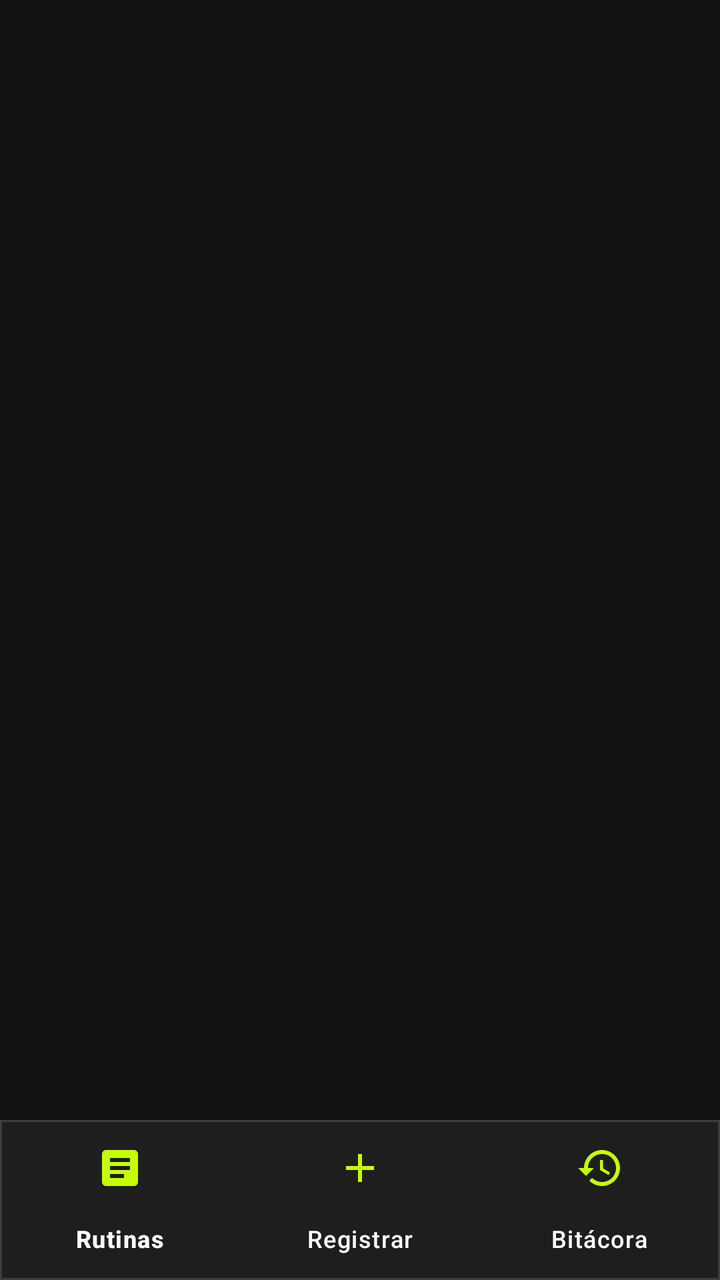
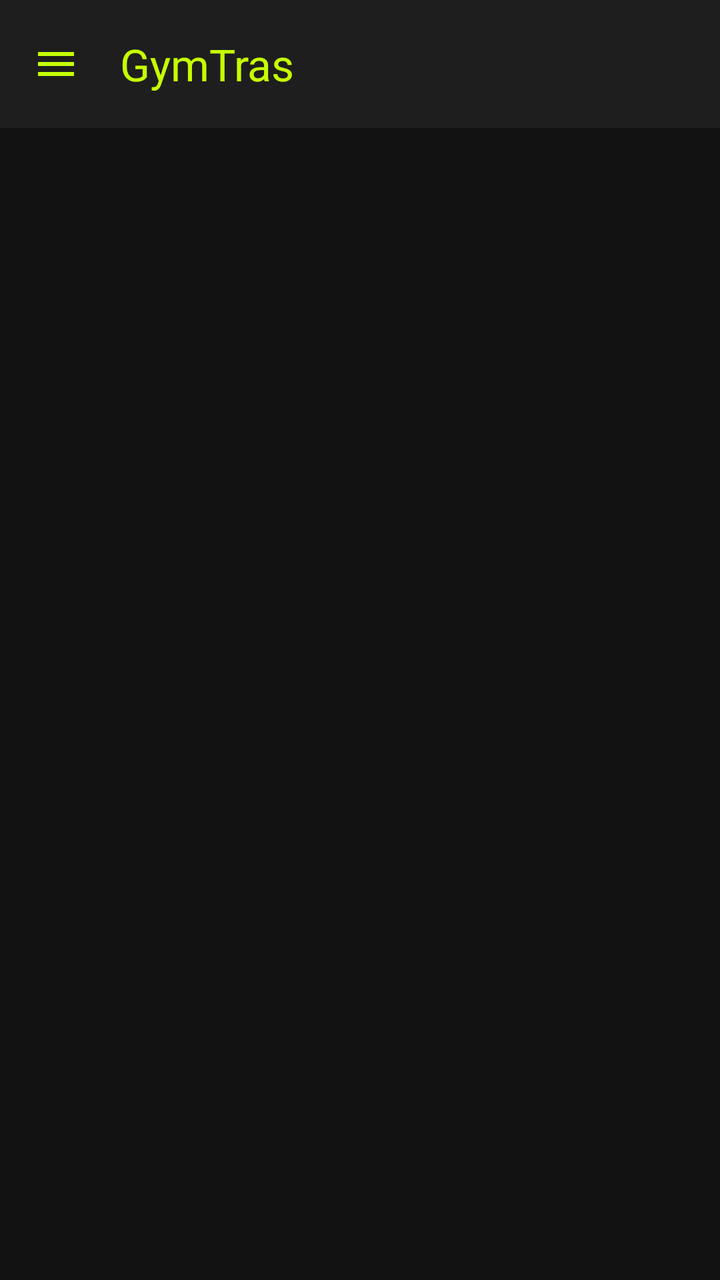

Screens rendered from an Android XML layout before and after an edit, with the pre-edit source and the edit as a unified diff.
<!-- AndroidManifest.xml: application theme Theme.GymTras -->
<!-- res/layout/activity_main.xml -->
<?xml version="1.0" encoding="utf-8"?>
<androidx.constraintlayout.widget.ConstraintLayout xmlns:android="http://schemas.android.com/apk/res/android"
    xmlns:app="http://schemas.android.com/apk/res-auto"
    xmlns:tools="http://schemas.android.com/tools"
    android:id="@+id/main"
    android:layout_width="match_parent"
    android:layout_height="match_parent"
    android:background="@color/bg_dark_charcoal"
    tools:context="com.gymtras.app.MainActivity">

    
    <FrameLayout
        android:id="@+id/fragmentContainer"
        android:layout_width="0dp"
        android:layout_height="0dp"
        app:layout_constraintBottom_toTopOf="@id/bottomNavigation"
        app:layout_constraintEnd_toEndOf="parent"
        app:layout_constraintStart_toStartOf="parent"
        app:layout_constraintTop_toTopOf="parent" />

    
    <com.google.android.material.bottomnavigation.BottomNavigationView
        android:id="@+id/bottomNavigation"
        android:layout_width="0dp"
        android:layout_height="wrap_content"
        android:background="@drawable/bg_bottom_nav"
        app:itemIconTint="@color/primary_neon_lime"
        app:itemRippleColor="#30C6FF00"
        app:itemTextColor="@color/text_primary_dark"
        app:labelVisibilityMode="labeled"
        app:menu="@menu/menu_bottom_nav"
        app:layout_constraintBottom_toBottomOf="parent"
        app:layout_constraintEnd_toEndOf="parent"
        app:layout_constraintStart_toStartOf="parent" />

</androidx.constraintlayout.widget.ConstraintLayout>
<!-- resources referenced by this layout -->
<resources>
  <color name="bg_dark_charcoal">#121212</color>
  <color name="primary_neon_lime">#C6FF00</color>
  <color name="text_primary_dark">#FFFFFF</color>
  <!-- drawable bg_bottom_nav (drawable) -->
  <?xml version="1.0" encoding="utf-8"?>
  <shape xmlns:android="http://schemas.android.com/apk/res/android"
      android:shape="rectangle">
      <solid android:color="@color/surface_dark_card" />
      <stroke
          android:width="1dp"
          android:color="@color/surface_input_stroke" />
  </shape>
  <style name="Theme.GymTras" parent="Base.Theme.GymTras" />
  <color name="surface_dark_card">#1E1E1E</color>
  <color name="surface_input_stroke">#3D3D3D</color>
  <style name="Base.Theme.GymTras" parent="Theme.Material3.Dark.NoActionBar">
          
          <item name="colorPrimary">@color/primary_neon_lime</item>
          <item name="colorOnPrimary">@color/on_primary_dark</item>
          <item name="colorSecondary">@color/secondary_electric_cyan</item>
          <item name="colorOnSecondary">@color/bg_dark_charcoal</item>
          <item name="colorError">@color/color_error</item>
  
          
          <item name="android:statusBarColor">@color/bg_dark_charcoal</item>
          <item name="android:navigationBarColor">@color/bg_dark_charcoal</item>
          <item name="android:windowBackground">@color/bg_dark_charcoal</item>
  
          
          <item name="textInputStyle">@style/Widget.GymTras.TextInputLayout</item>
          <item name="radioButtonStyle">@style/Widget.GymTras.RadioButton</item>
      </style>
  <color name="on_primary_dark">#0D1B00</color>
  <color name="secondary_electric_cyan">#00E5FF</color>
  <color name="color_error">#FF5252</color>
  <style name="Widget.GymTras.RadioButton" parent="Widget.Material3.CompoundButton.RadioButton">
          <item name="android:textColor">@color/text_primary_dark</item>
          <item name="android:textSize">14sp</item>
          <item name="buttonTint">@color/primary_neon_lime</item>
          <item name="android:paddingStart">6dp</item>
      </style>
  <color name="surface_input_field">#262626</color>
  <dimen name="corner_radius_medium">12dp</dimen>
  <color name="text_secondary_dark">#B0B0B0</color>
  <!-- unchanged entries left out for length: 1 -->
</resources>

<!-- the commit's change to res/layout/activity_main.xml (unified diff, before → after) -->
@@ -1,36 +1,92 @@
 <?xml version="1.0" encoding="utf-8"?>
-<androidx.constraintlayout.widget.ConstraintLayout xmlns:android="http://schemas.android.com/apk/res/android"
+<androidx.drawerlayout.widget.DrawerLayout xmlns:android="http://schemas.android.com/apk/res/android"
     xmlns:app="http://schemas.android.com/apk/res-auto"
     xmlns:tools="http://schemas.android.com/tools"
-    android:id="@+id/main"
+    android:id="@+id/drawerLayout"
     android:layout_width="match_parent"
     android:layout_height="match_parent"
     android:background="@color/bg_dark_charcoal"
     tools:context="com.gymtras.app.MainActivity">
 
     
-    <FrameLayout
-        android:id="@+id/fragmentContainer"
-        android:layout_width="0dp"
-        android:layout_height="0dp"
-        app:layout_constraintBottom_toTopOf="@id/bottomNavigation"
-        app:layout_constraintEnd_toEndOf="parent"
-        app:layout_constraintStart_toStartOf="parent"
-        app:layout_constraintTop_toTopOf="parent" />
+    <androidx.constraintlayout.widget.ConstraintLayout
+        android:layout_width="match_parent"
+        android:layout_height="match_parent">
+
+        
+        <com.google.android.material.appbar.MaterialToolbar
+            android:id="@+id/toolbar"
+            android:layout_width="0dp"
+            android:layout_height="?attr/actionBarSize"
+            android:background="@color/surface_dark_card"
+            android:elevation="4dp"
+            app:navigationIcon="@drawable/ic_menu"
+            app:navigationIconTint="@color/primary_neon_lime"
+            app:title="@string/app_name"
+            app:titleTextColor="@color/primary_neon_lime"
+            app:titleCentered="false"
+            app:layout_constraintEnd_toEndOf="parent"
+            app:layout_constraintStart_toStartOf="parent"
+            app:layout_constraintTop_toTopOf="parent" />
+
+        
+        <FrameLayout
+            android:id="@+id/fragmentContainer"
+            android:layout_width="0dp"
+            android:layout_height="0dp"
+            app:layout_constraintBottom_toBottomOf="parent"
+            app:layout_constraintEnd_toEndOf="parent"
+            app:layout_constraintStart_toStartOf="parent"
+            app:layout_constraintTop_toBottomOf="@id/toolbar" />
+
+    </androidx.constraintlayout.widget.ConstraintLayout>
 
     
-    <com.google.android.material.bottomnavigation.BottomNavigationView
-        android:id="@+id/bottomNavigation"
-        android:layout_width="0dp"
+    <com.google.android.material.navigation.NavigationView
+        android:id="@+id/navView"
+        android:layout_width="280dp"
+        android:layout_height="match_parent"
+        android:layout_gravity="start"
+        android:background="@color/bg_dark_charcoal"
+        app:headerLayout="@layout/nav_header"
+        app:itemIconTint="@color/primary_neon_lime"
+        app:itemTextColor="@color/text_primary_dark"
+        app:menu="@menu/menu_drawer" />
+
+</androidx.drawerlayout.widget.DrawerLayout>
+<!-- res/layout/nav_header.xml (included above) -->
+<?xml version="1.0" encoding="utf-8"?>
+<LinearLayout xmlns:android="http://schemas.android.com/apk/res/android"
+    xmlns:app="http://schemas.android.com/apk/res-auto"
+    android:layout_width="match_parent"
+    android:layout_height="170dp"
+    android:background="@drawable/bg_drawer_header"
+    android:gravity="bottom"
+    android:orientation="vertical"
+    android:padding="20dp">
+
+    <ImageView
+        android:layout_width="48dp"
+        android:layout_height="48dp"
+        android:contentDescription="@string/app_name"
+        android:src="@drawable/ic_flame"
+        app:tint="@color/primary_neon_lime" />
+
+    <TextView
+        android:layout_width="wrap_content"
         android:layout_height="wrap_content"
-        android:background="@drawable/bg_bottom_nav"
-        app:itemIconTint="@color/primary_neon_lime"
-        app:itemRippleColor="#30C6FF00"
-        app:itemTextColor="@color/text_primary_dark"
-        app:labelVisibilityMode="labeled"
-        app:menu="@menu/menu_bottom_nav"
-        app:layout_constraintBottom_toBottomOf="parent"
-        app:layout_constraintEnd_toEndOf="parent"
-        app:layout_constraintStart_toStartOf="parent" />
+        android:layout_marginTop="8dp"
+        android:text="@string/header_title"
+        android:textColor="@color/primary_neon_lime"
+        android:textSize="22sp"
+        android:textStyle="bold"
+        android:letterSpacing="0.05" />
 
-</androidx.constraintlayout.widget.ConstraintLayout>
+    <TextView
+        android:layout_width="wrap_content"
+        android:layout_height="wrap_content"
+        android:text="@string/header_subtitle"
+        android:textColor="@color/text_secondary_dark"
+        android:textSize="12sp" />
+
+</LinearLayout>
<!-- resource entries referenced after the edit -->
@@ -3,15 +3,6 @@
   <color name="bg_dark_charcoal">#121212</color>
   <color name="primary_neon_lime">#C6FF00</color>
   <color name="text_primary_dark">#FFFFFF</color>
-  <!-- drawable bg_bottom_nav (drawable) -->
-  <?xml version="1.0" encoding="utf-8"?>
-  <shape xmlns:android="http://schemas.android.com/apk/res/android"
-      android:shape="rectangle">
-      <solid android:color="@color/surface_dark_card" />
-      <stroke
-          android:width="1dp"
-          android:color="@color/surface_input_stroke" />
-  </shape>
   <style name="Theme.GymTras" parent="Base.Theme.GymTras" />
   <color name="surface_dark_card">#1E1E1E</color>
   <color name="surface_input_stroke">#3D3D3D</color>
@@ -44,6 +35,41 @@
   <color name="surface_input_field">#262626</color>
   <dimen name="corner_radius_medium">12dp</dimen>
   <color name="text_secondary_dark">#B0B0B0</color>
+  <!-- drawable bg_drawer_header (drawable) -->
+  <?xml version="1.0" encoding="utf-8"?>
+  <shape xmlns:android="http://schemas.android.com/apk/res/android"
+      android:shape="rectangle">
+      <gradient
+          android:angle="270"
+          android:startColor="#1E1E1E"
+          android:endColor="#121212" />
+      <stroke
+          android:width="1dp"
+          android:color="#2C2C2C" />
+  </shape>
+  <!-- drawable ic_flame (drawable) -->
+  <vector xmlns:android="http://schemas.android.com/apk/res/android"
+      android:width="24dp"
+      android:height="24dp"
+      android:viewportWidth="24"
+      android:viewportHeight="24">
+    <path
+        android:fillColor="#FFFF3D00"
+        android:pathData="M13.5,0.67s0.74,2.65 -0.84,4.8c-1.25,1.7 -3.39,2.44 -3.73,4.56 -0.34,2.12 1.35,3.31 0.76,5.18 -0.59,1.87 -2.37,2.23 -2.37,2.23s0.84,-1.87 0.25,-3.45c-0.59,-1.58 -2.48,-2.65 -3.32,-4.8C3.41,7.05 4.79,4.25 4.79,4.25S2.7,6.34 1.86,9.14C1.02,11.94 1.48,15.11 3.25,17.51c1.77,2.4 4.54,3.82 7.48,3.82 5.09,0 9.27,-4.18 9.27,-9.27 0,-4.53 -2.63,-7.48 -6.5,-11.39z"/>
+  </vector>
+  <!-- drawable ic_menu (drawable) -->
+  <vector xmlns:android="http://schemas.android.com/apk/res/android"
+      android:width="24dp"
+      android:height="24dp"
+      android:viewportWidth="24"
+      android:viewportHeight="24">
+    <path
+        android:fillColor="#FFFFFFFF"
+        android:pathData="M3,18h18v-2H3v2zm0-5h18v-2H3v2zm0-7v2h18V6H3z"/>
+  </vector>
+  <string name="app_name">GymTras</string>
+  <string name="header_subtitle">Bitácora de Entrenamiento • Domina tu progreso</string>
+  <string name="header_title">GymTras</string>
   <!-- unchanged entries left out for length: 1 -->
 </resources>
 
